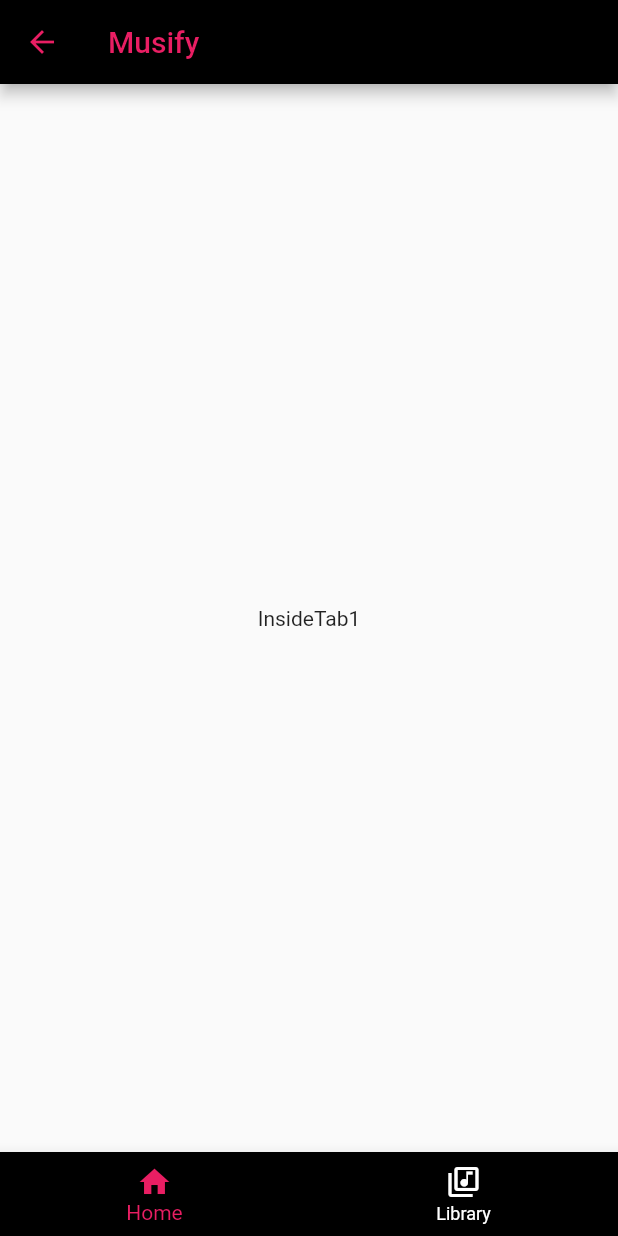
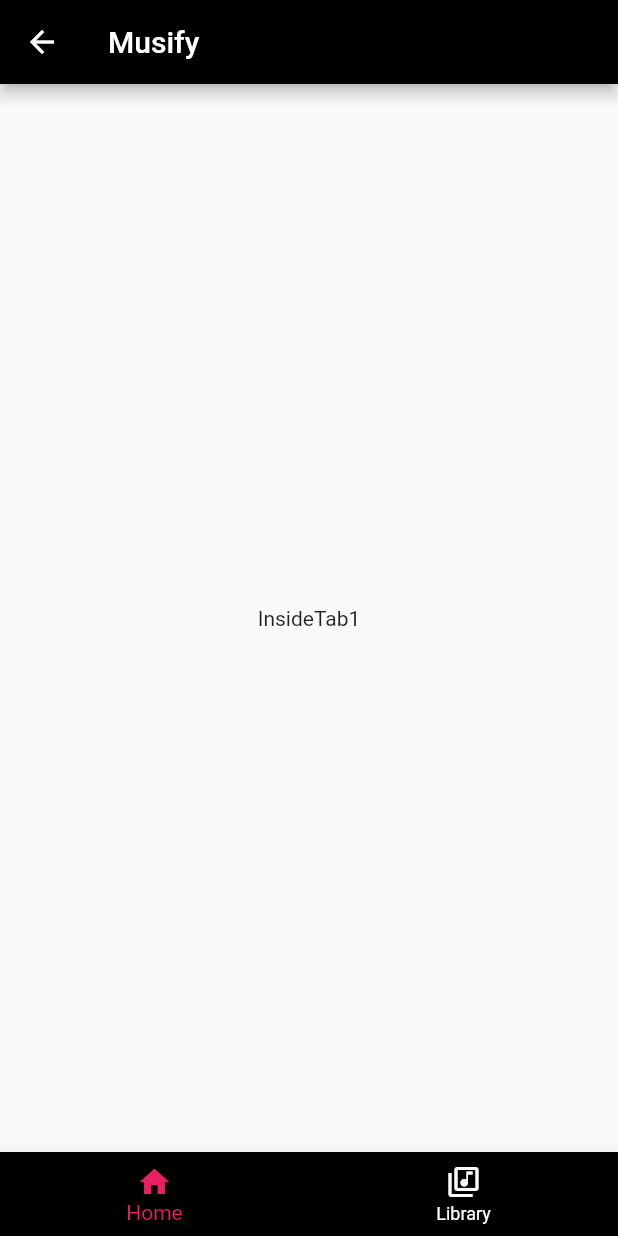
Before and after one commit to mrinfinidy/musify, a Flutter app: the screen it shows after launch, after a tap on "Tab1", on a phone screen of 412 x 824 dp. Run offline on Flutter 3.47's test engine with Material 2 defaults, Android fonts, the phone set to English and light mode, and no system bars.

Commit message:
Change app bar title color

```diff
--- a/lib/pages/musifyPage.dart
+++ b/lib/pages/musifyPage.dart
@@ -17,7 +17,7 @@ class _MusifyState extends State<MusifyPage> {
                     child: const Text('Musify'),
                 ),
                 backgroundColor: Colors.black,
-                foregroundColor: Colors.pink,
+                foregroundColor: Colors.white,
             ),
             body: Center(
                 child: TextButton(
@@ -50,7 +50,7 @@ class _HomeTabeState extends State<HomeTab> {
             appBar: AppBar(
                 title: const Text('Musify'),
                 backgroundColor: Colors.black,
-                foregroundColor: Colors.pink,
+                foregroundColor: Colors.white,
             ),
             body: Center(
                 child: Text('Inside' + widget.text),
```
